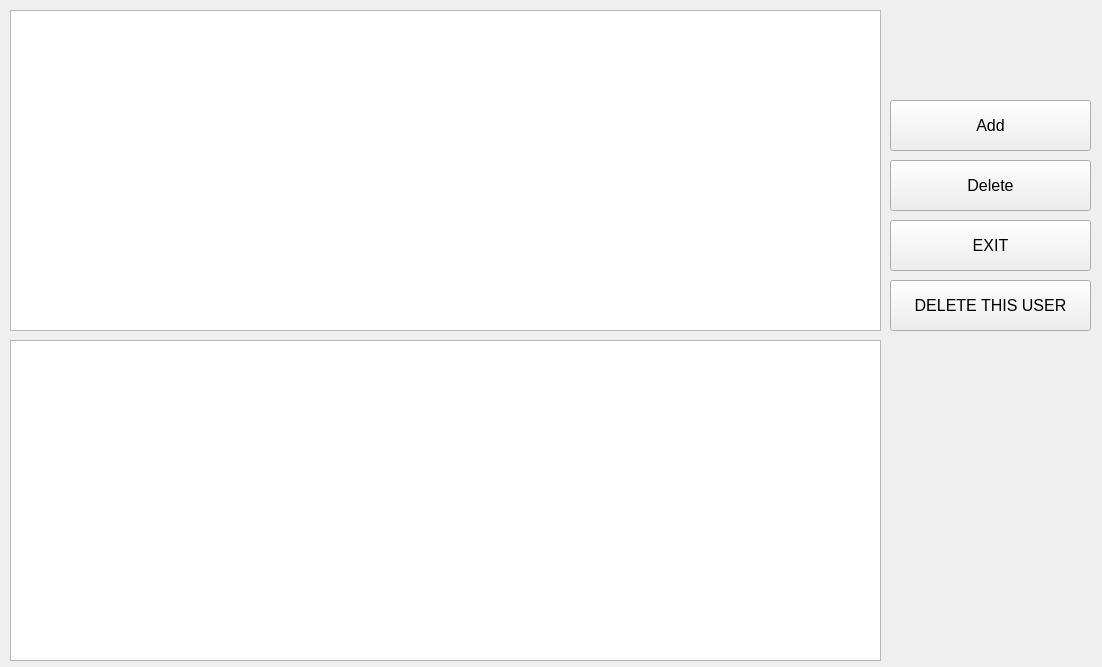
Old version of the form DataBaseCybersport/TeamWindow.ui in the repository Inlucker/DataBaseCybersport.
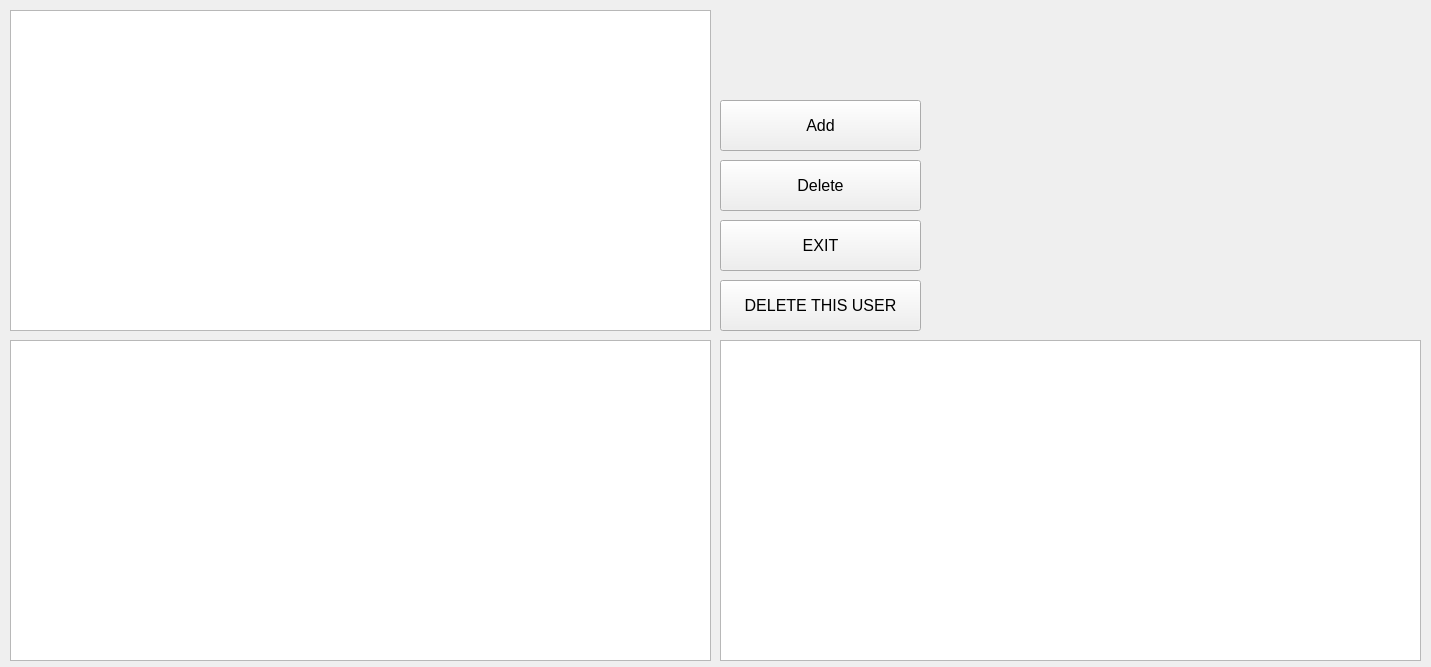
New version of the form.

Commit message: added team_view

What changed in the file:
```diff
--- a/DataBaseCybersport/TeamWindow.ui
+++ b/DataBaseCybersport/TeamWindow.ui
@@ -6,7 +6,7 @@
    <rect>
     <x>0</x>
     <y>0</y>
-    <width>1102</width>
+    <width>1431</width>
     <height>667</height>
    </rect>
   </property>
@@ -16,7 +16,7 @@
   <widget class="QPushButton" name="delete_user_btn">
    <property name="geometry">
     <rect>
-     <x>890</x>
+     <x>720</x>
      <y>280</y>
      <width>201</width>
      <height>51</height>
@@ -34,7 +34,7 @@
   <widget class="QPushButton" name="delete_btn">
    <property name="geometry">
     <rect>
-     <x>890</x>
+     <x>720</x>
      <y>160</y>
      <width>201</width>
      <height>51</height>
@@ -52,7 +52,7 @@
   <widget class="QPushButton" name="exit_btn">
    <property name="geometry">
     <rect>
-     <x>890</x>
+     <x>720</x>
      <y>220</y>
      <width>201</width>
      <height>51</height>
@@ -70,7 +70,7 @@
   <widget class="QPushButton" name="add_btn">
    <property name="geometry">
     <rect>
-     <x>890</x>
+     <x>720</x>
      <y>100</y>
      <width>201</width>
      <height>51</height>
@@ -90,7 +90,7 @@
     <rect>
      <x>10</x>
      <y>10</y>
-     <width>871</width>
+     <width>701</width>
      <height>321</height>
     </rect>
    </property>
@@ -100,7 +100,17 @@
     <rect>
      <x>10</x>
      <y>340</y>
-     <width>871</width>
+     <width>701</width>
+     <height>321</height>
+    </rect>
+   </property>
+  </widget>
+  <widget class="QTableView" name="teams_tableView">
+   <property name="geometry">
+    <rect>
+     <x>720</x>
+     <y>340</y>
+     <width>701</width>
      <height>321</height>
     </rect>
    </property>
```
The commit also changes 11 other files.
